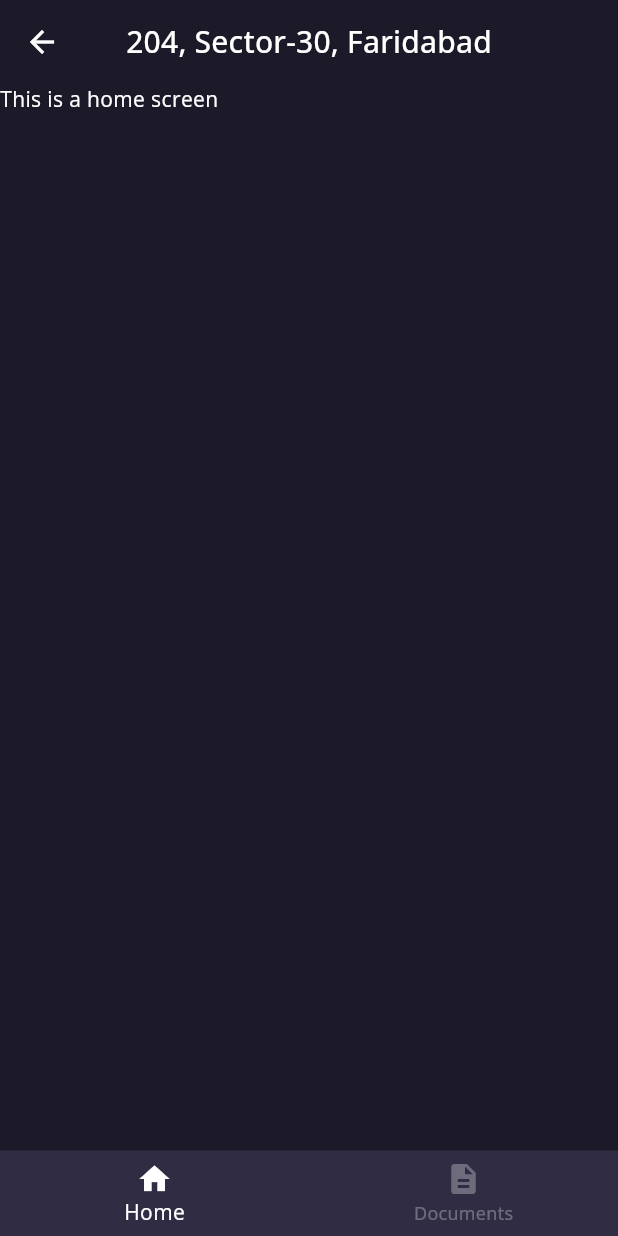
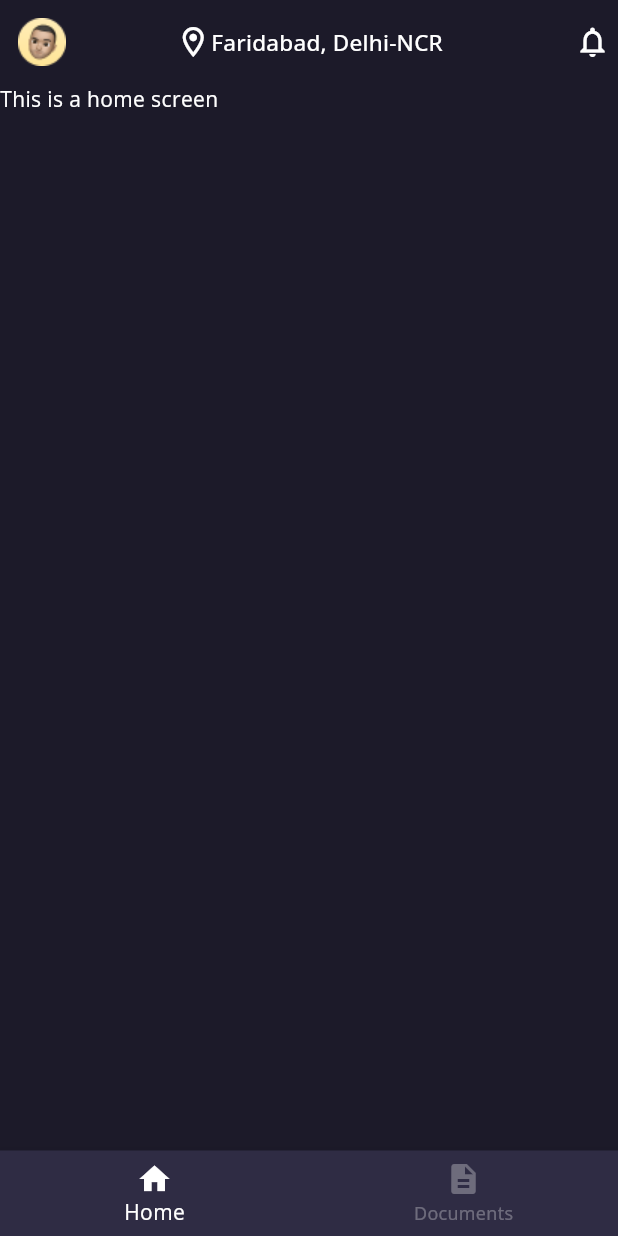
Before and after one commit to shashankdaima/movie-booking-app, a Flutter app: the MainPageHostScreen screen opened by its route, on a phone screen of 412 x 824 dp. Run offline on Flutter 3.47's test engine with Material 2 defaults, Android fonts, the phone set to English and light mode, and no system bars; our stand-ins replace auto_route, google_fonts.

Commit message:
basic ui done.

```diff
--- a/lib/ui/main/main_page_host_screen.dart
+++ b/lib/ui/main/main_page_host_screen.dart
@@ -14,7 +14,37 @@ class MainPageHostScreen extends StatelessWidget {
   Widget build(BuildContext context) {
     return AutoTabsScaffold(
         appBarBuilder: ((context, tabsRouter) => AppBar(
-              title: Text("204, Sector-30, Faridabad"),
+              leading: SizedBox(
+                height: 34,
+                width: 34,
+                child: Image.asset("assets/images/profile_image.png"),
+              ),
+              title: Row(
+                mainAxisSize: MainAxisSize.min,
+                children: [
+                  if ((tabsRouter.activeIndex == 0)) ...{
+                    Icon(Icons.location_on_outlined),
+                    Text(
+                      "Faridabad, Delhi-NCR",
+                      style:
+                          TextStyle(fontWeight: FontWeight.w500, fontSize: 15),
+                    )
+                  },
+                  if ((tabsRouter.activeIndex == 1))
+                    Text(
+                      "Search For Your Show",
+                      style:
+                          TextStyle(fontWeight: FontWeight.w500, fontSize: 15),
+                    )
+                ],
+              ),
+              actions: [
+                if (tabsRouter.activeIndex == 0)
+                  const SizedBox(
+                      height: 34,
+                      width: 34,
+                      child: Icon(Icons.notifications_none_outlined))
+              ],
               backgroundColor: Colors.transparent,
               elevation: 0,
               centerTitle: true,
--- a/lib/ui/splash_screen.dart
+++ b/lib/ui/splash_screen.dart
@@ -31,6 +31,6 @@ class _SplashScreenState extends State<SplashScreen> {
 
   void _navigateToApproapriateScreen() async {
     await Future.delayed(const Duration(milliseconds: 2000));
-    AutoRouter.of(context).replace(MainRouter());
+    AutoRouter.of(context).replace(AuthRoute());
   }
 }
--- a/pubspec.yaml
+++ b/pubspec.yaml
@@ -63,8 +63,8 @@ flutter:
   uses-material-design: true
 
   # To add assets to your application, add an assets section, like this:
-  # assets:
-  #   - images/a_dot_burr.jpeg
+  assets:
+    - assets/images/
   #   - images/a_dot_ham.jpeg
 
   # An image asset can refer to one or more resolution-specific "variants", see
```
Also changed, not shown: lib/ui/auth_screen.dart (+16 -2 lines), lib/ui/widgets/gradiant_button.dart (added, +46 -0 lines), assets/images/profile_image.png (added).
